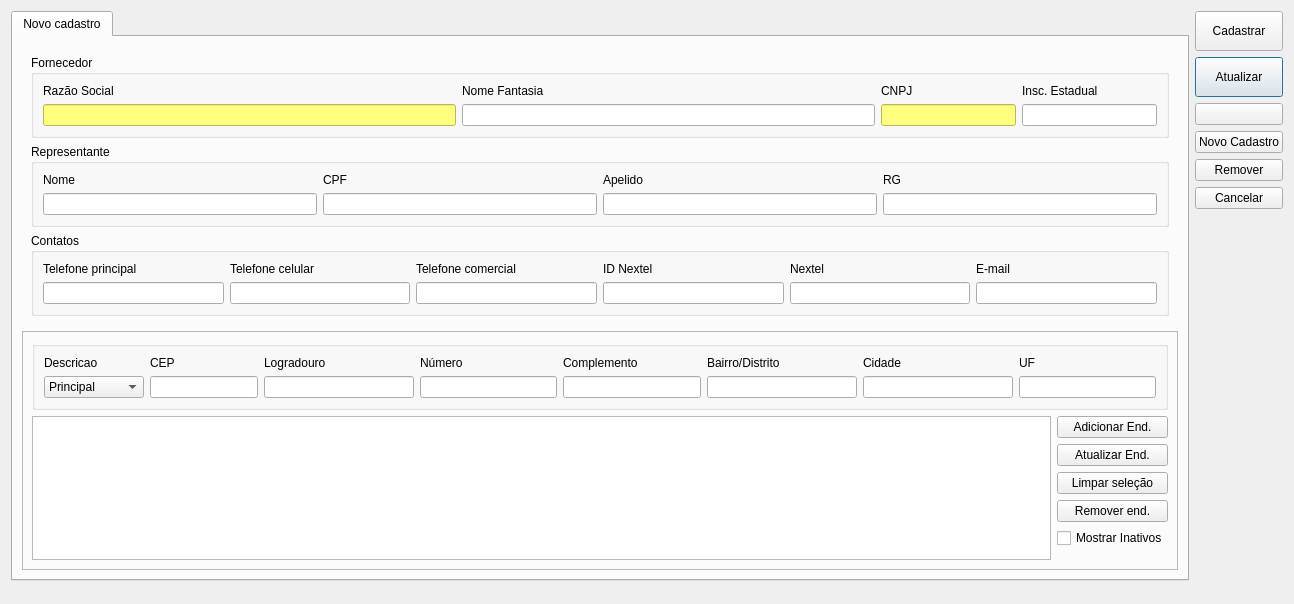
Old version of the form ui/cadastrofornecedor.ui in the repository lellisls/ERP-STACCATO.
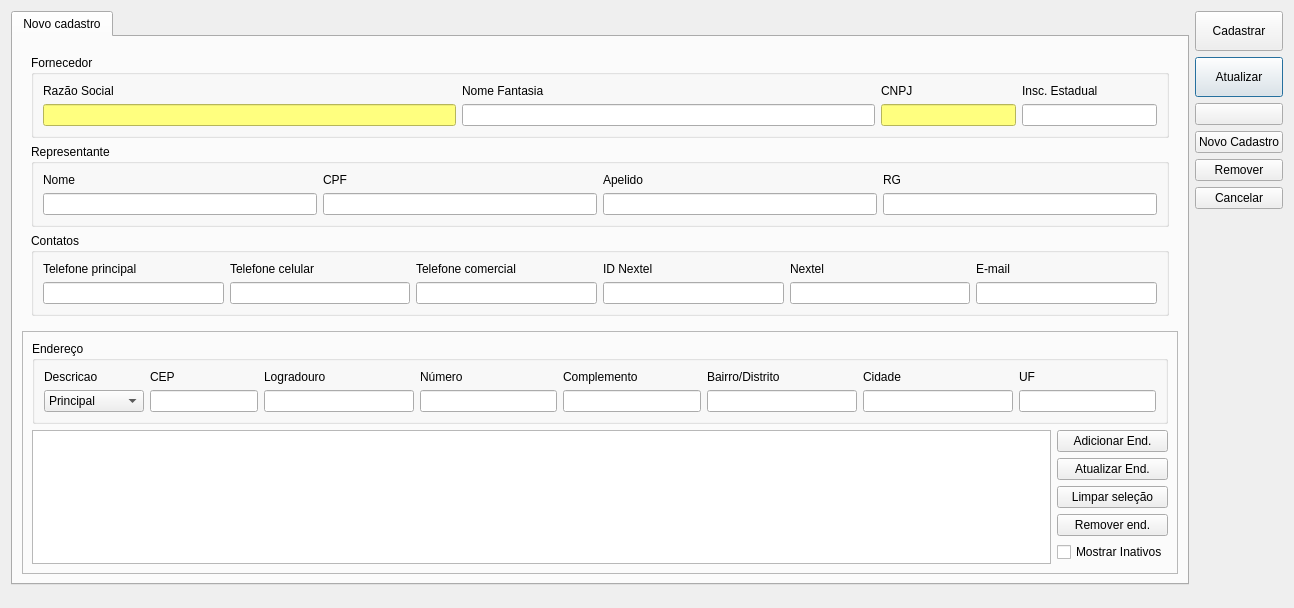
New version of the form. Icons and pictures are not drawn. Custom widgets are drawn as their Qt base class.

Commit message: Texto descritivo na tela de cadastro de fornecedor

What changed in the file:
```diff
--- a/ui/cadastrofornecedor.ui
+++ b/ui/cadastrofornecedor.ui
@@ -515,7 +515,7 @@
           <item row="0" column="0" colspan="2">
            <widget class="QGroupBox" name="groupBoxEndereco">
             <property name="title">
-             <string/>
+             <string>Endereço</string>
             </property>
             <layout class="QGridLayout" name="gridLayout">
              <item row="0" column="0">
```
